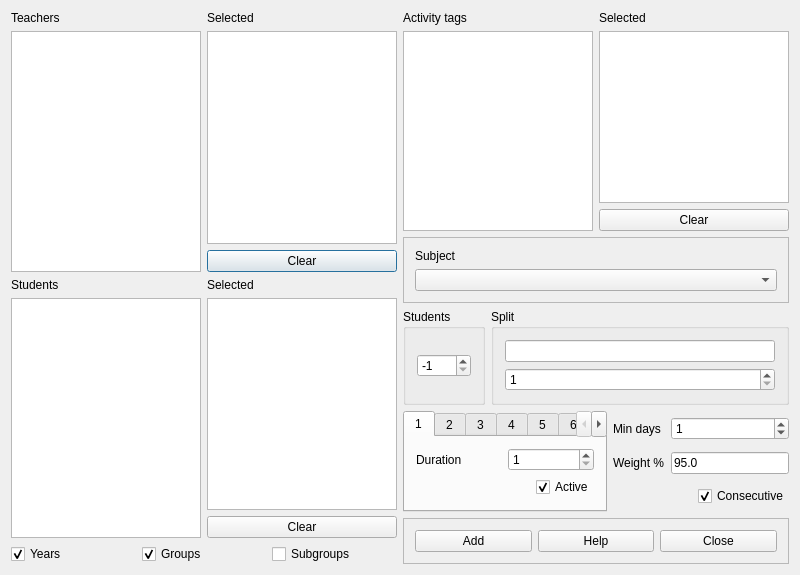
This is src/interface/addactivityform_template.ui in rodolforg/fet as Qt 5 draws it before an edit. The edited form follows.
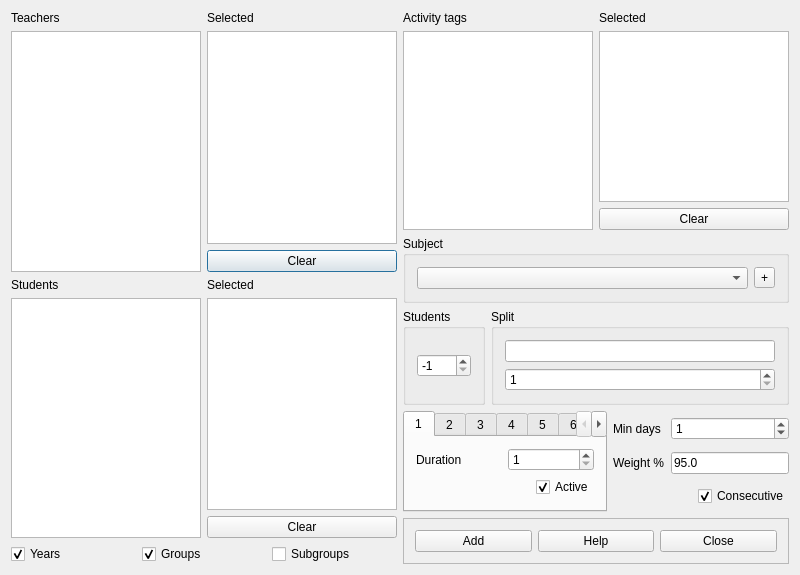
This is the edited form.

Commit message: Allow creation of new subject when adding an activity

The edit to the form file:
```diff
--- a/src/interface/addactivityform_template.ui
+++ b/src/interface/addactivityform_template.ui
@@ -190,25 +190,14 @@
       </layout>
      </item>
      <item>
-      <widget class="QFrame" name="subjectsFrame">
-       <property name="frameShape">
-        <enum>QFrame::StyledPanel</enum>
-       </property>
-       <property name="frameShadow">
-        <enum>QFrame::Raised</enum>
-       </property>
-       <layout class="QGridLayout" name="gridLayout">
-        <item row="0" column="0">
-         <widget class="QLabel" name="subjectsTextLabel">
-          <property name="text">
+      <widget class="QGroupBox" name="subjectGroupBox">
+       <property name="title">
            <string>Subject</string>
           </property>
-          <property name="wordWrap">
-           <bool>false</bool>
-          </property>
-         </widget>
-        </item>
-        <item row="1" column="0">
+       <layout class="QHBoxLayout" name="horizontalLayout_80">
+        <item>
+         <layout class="QHBoxLayout" name="horizontalLayout_79">
+          <item>
          <widget class="QComboBox" name="subjectsComboBox">
           <property name="editable">
            <bool>false</bool>
@@ -224,6 +213,21 @@
           </property>
          </widget>
         </item>
+          <item>
+           <widget class="QToolButton" name="createSubjectToolButton">
+            <property name="toolTip">
+             <string>Create new subject</string>
+            </property>
+            <property name="text">
+             <string>+</string>
+            </property>
+            <property name="arrowType">
+             <enum>Qt::NoArrow</enum>
+            </property>
+           </widget>
+          </item>
+         </layout>
+        </item>
        </layout>
       </widget>
      </item>
```
Left out of the diff: 2 changed lines with no effect on the pictures. Lines whose indentation alone changed are shown as unchanged. The commit also changes 4 other files.
